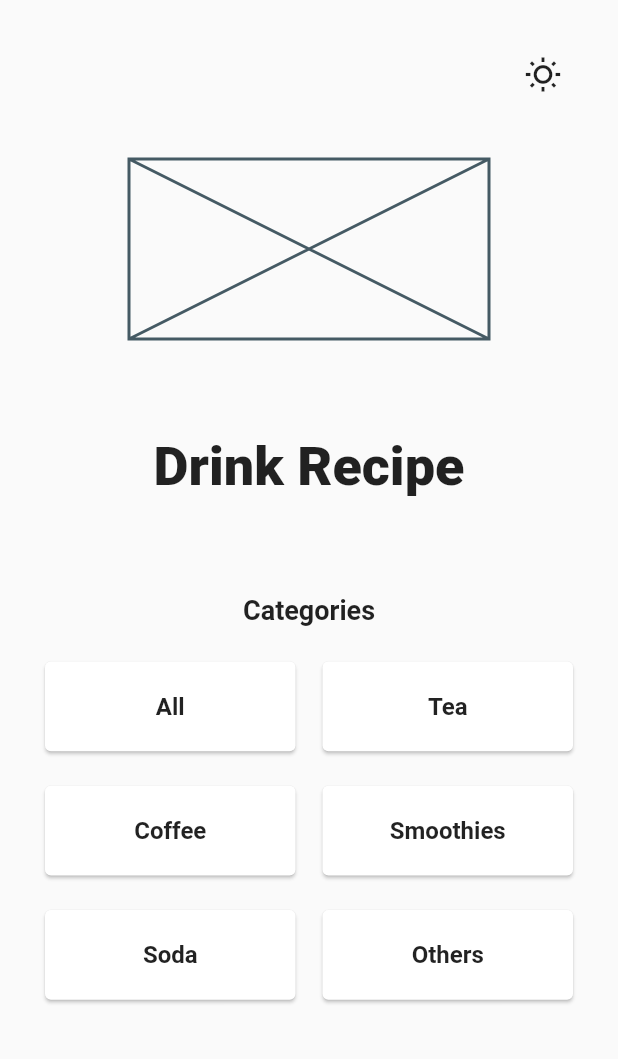
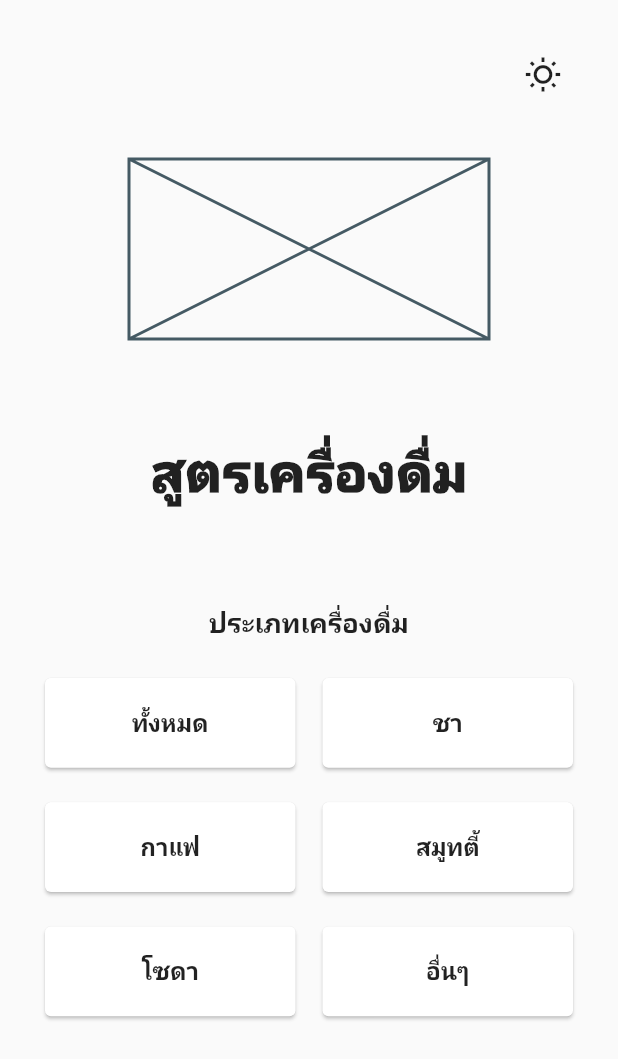
Before and after one commit to chaww/flutter_drink_recipe_book, a Flutter app: the screen it shows after launch, on a phone screen of 412 x 824 dp. Shown: the top 1059 px of the screen. Run offline on Flutter 3.47's test engine with Material 3 defaults, Android fonts, the phone set to English and light mode, and no system bars; our stand-ins replace flutter_bloc, freezed_annotation, injectable, sliding_up_panel; generated files the repository leaves out were written again.

Commit message:
use locale l10n

```diff
--- /dev/null
+++ b/l10n.yaml
@@ -0,0 +1,4 @@
+arb-dir: lib/data/source/locale/arb
+template-arb-file: app_en.arb
+output-localization-file: app_localizations.dart
+nullable-getter: false
--- /dev/null
+++ b/lib/data/source/locale/arb/app_th.arb
@@ -0,0 +1,16 @@
+{
+  "@@locale": "th",
+  "appTitle": "สูตรเครื่องดื่ม",
+  "menuListAppBarTitle": "รายการเมนู",
+  "drinkCategories": "ประเภทเครื่องดื่ม",
+  "drinkCategorieAll": "ทั้งหมด",
+  "drinkCategorieTea": "ชา",
+  "drinkCategorieCoffee": "กาแฟ",
+  "drinkCategorieSmoothies": "สมูทตี้",
+  "drinkCategorieSoda": "โซดา",
+  "drinkCategorieOthers": "อื่นๆ",
+  "drinkType": "ประเภท",
+  "drinkTypeHot": "ร้อน",
+  "drinkTypeIce": "เย็น",
+  "drinkTypeFrappe": "ปั่น"
+}
--- a/lib/presenter/app.dart
+++ b/lib/presenter/app.dart
@@ -1,4 +1,5 @@
 import 'package:flutter/material.dart';
+import 'package:flutter_drink_recipe_book/data/source/locale/l10n.dart';
 import 'package:flutter_drink_recipe_book/data/states/settings/settings_selector.dart';
 import 'package:flutter_drink_recipe_book/presenter/pages/home/home.dart';
 
@@ -11,6 +12,9 @@ class DrinkRecipeBookApp extends StatelessWidget {
       builder: (theme) => MaterialApp(
         debugShowCheckedModeBanner: false,
         theme: theme.themeData,
+        localizationsDelegates: AppLocalizations.localizationsDelegates,
+        supportedLocales: AppLocalizations.supportedLocales,
+        locale: const Locale('th'),
         title: 'Drink Recipe Book',
         home: const HomePage(),
       ),
--- a/lib/presenter/pages/home/home.dart
+++ b/lib/presenter/pages/home/home.dart
@@ -2,6 +2,7 @@
 
 import 'package:flutter/material.dart';
 import 'package:flutter_bloc/flutter_bloc.dart';
+import 'package:flutter_drink_recipe_book/data/source/locale/l10n.dart';
 import 'package:flutter_drink_recipe_book/data/states/settings/settings_bloc.dart';
 import 'package:flutter_drink_recipe_book/data/states/settings/settings_event.dart';
 import 'package:flutter_drink_recipe_book/data/states/settings/settings_selector.dart';
@@ -27,7 +28,14 @@ class HomePage extends StatelessWidget {
 
   @override
   Widget build(BuildContext context) {
-    final categories = ['All', 'Tea', 'Coffee', 'Smoothies', 'Soda', 'Others'];
+    final categories = [
+      context.l10n.drinkCategorieAll,
+      context.l10n.drinkCategorieTea,
+      context.l10n.drinkCategorieCoffee,
+      context.l10n.drinkCategorieSmoothies,
+      context.l10n.drinkCategorieSoda,
+      context.l10n.drinkCategorieOthers,
+    ];
 
     return Scaffold(
       // backgroundColor: context.appTheme.colors.backgroundDark,
@@ -56,8 +64,8 @@ class HomePage extends StatelessWidget {
                 child: SizedBox(height: 120, width: 240),
               ),
               const SizedBox(height: 64),
-              const Text(
-                'Drink Recipe',
+              Text(
+                context.l10n.appTitle,
                 style: TextStyle(
                   fontSize: 36,
                   fontWeight: FontWeight.w900,
@@ -75,7 +83,7 @@ class HomePage extends StatelessWidget {
               // ),
               Center(
                 child: Text(
-                  'Categories',
+                  context.l10n.drinkCategories,
                   // style: TextStyle(fontSize: 18, fontWeight: FontWeight.w600),
                   style: context.typographies.title,
                 ),
--- a/lib/presenter/pages/menu_info/menu_info.dart
+++ b/lib/presenter/pages/menu_info/menu_info.dart
@@ -1,6 +1,7 @@
 // ignore_for_file: prefer_const_constructors, prefer_const_literals_to_create_immutables
 
 import 'package:flutter/material.dart';
+import 'package:flutter_drink_recipe_book/data/source/locale/l10n.dart';
 import 'package:flutter_drink_recipe_book/presenter/themes/extensions.dart';
 import 'package:flutter_drink_recipe_book/presenter/widgets/main_tab_view.dart';
 import 'package:sliding_up_panel/sliding_up_panel.dart';
--- a/lib/presenter/pages/menu_info/sections/menu_info_card.dart
+++ b/lib/presenter/pages/menu_info/sections/menu_info_card.dart
@@ -19,19 +19,19 @@ class _MenuInfoCard extends StatelessWidget {
           tabs: [
             MainTabData(
               label: Text(
-                'Hot',
+                context.l10n.drinkTypeHot,
               ),
               child: _MenuInfoCardIngredients(),
             ),
             MainTabData(
               label: Text(
-                'Ice',
+                context.l10n.drinkTypeIce,
               ),
               child: _MenuInfoCardIngredients(),
             ),
             MainTabData(
               label: Text(
-                'Frappe',
+                context.l10n.drinkTypeFrappe,
               ),
               child: _MenuInfoCardIngredients(),
             ),
--- a/lib/presenter/pages/menu_list/menu_list.dart
+++ b/lib/presenter/pages/menu_list/menu_list.dart
@@ -1,4 +1,5 @@
 import 'package:flutter/material.dart';
+import 'package:flutter_drink_recipe_book/data/source/locale/l10n.dart';
 import 'package:flutter_drink_recipe_book/presenter/themes/extensions.dart';
 
 import 'widgets/item_card.dart';
--- a/pubspec.yaml
+++ b/pubspec.yaml
@@ -16,6 +16,8 @@ dependencies:
   json_annotation: ^4.8.1
   sliding_up_panel: ^2.0.0+1
   injectable: ^2.3.2
+  flutter_localizations:
+    sdk: flutter
 
 dev_dependencies:
   flutter_test:
@@ -26,3 +28,4 @@ dev_dependencies:
 
 flutter:
   uses-material-design: true
+  generate: true
```
Also changed, not shown: lib/data/source/locale/arb/app_en.arb (added, +16 -0 lines), lib/data/source/locale/l10n.dart (added, +8 -0 lines), lib/presenter/pages/menu_list/sections/menu_list_tabs.dart (+10 -3 lines), pubspec.lock.
